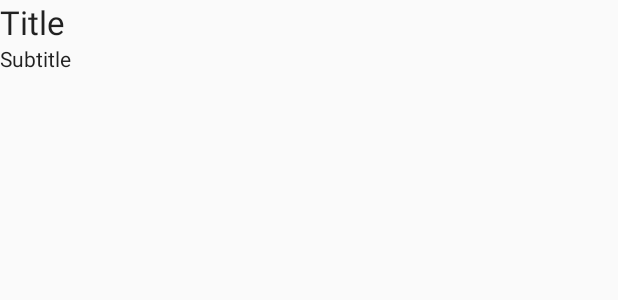
After one commit to jeremyd2019/captest, an Android app: the layout alert_list_item.xml on its own in the app's theme, with its tools: preview values and no code run, on a phone screen of 412 x 824 dp. The commit adds this screen. Shown: the top 300 px of the screen. Run offline under Robolectric (Android 15) with nearby library versions, the phone set to English and light mode, and no system bars.

Commit message:
Use a custom list item layout, for now just to show alert title and area description. Also wrap the alert detail text view in a scrollview so it will scroll on older devices

```diff
--- /dev/null
+++ b/android/app/src/main/res/layout/alert_list_item.xml
@@ -0,0 +1,19 @@
+<?xml version="1.0" encoding="utf-8"?>
+<LinearLayout xmlns:android="http://schemas.android.com/apk/res/android"
+    android:orientation="vertical" android:layout_width="fill_parent"
+    android:layout_height="wrap_content" android:background="?attr/activatedBackgroundIndicator">
+    <TextView
+        android:id="@+id/listItemTitle"
+        android:textAppearance="?android:attr/textAppearanceLarge"
+        android:layout_width="wrap_content"
+        android:layout_height="wrap_content"
+        android:text="Title"/>
+
+    <TextView
+        android:id="@+id/listItemSubtitle"
+        android:textAppearance="?android:attr/textAppearance"
+        android:layout_width="wrap_content"
+        android:layout_height="wrap_content"
+        android:text="Subtitle"/>
+
+</LinearLayout>
--- /dev/null
+++ b/android/app/src/main/res/values-v11/styles.xml
@@ -0,0 +1,8 @@
+<?xml version="1.0" encoding="utf-8"?>
+<resources>
+
+    <style name="AppTheme" parent="Theme.AppCompat.Light.DarkActionBar">
+        <!-- Customize your theme here. -->
+        <item name="activatedBackgroundIndicator">?android:attr/activatedBackgroundIndicator</item>
+    </style>
+</resources>
--- /dev/null
+++ b/android/app/src/main/res/values/attr.xml
@@ -0,0 +1,4 @@
+<?xml version="1.0" encoding="utf-8"?>
+<resources>
+    <attr name="activatedBackgroundIndicator" format="reference"/>
+</resources>
--- a/android/app/src/main/res/values/styles.xml
+++ b/android/app/src/main/res/values/styles.xml
@@ -3,6 +3,7 @@
     <!-- Base application theme. -->
     <style name="AppTheme" parent="Theme.AppCompat.Light.DarkActionBar">
         <!-- Customize your theme here. -->
+        <item name="activatedBackgroundIndicator">@android:color/transparent</item>
     </style>
 
 </resources>
```
Also changed, not shown: android/app/src/main/java/com/jdrake/apps/captest/AlertListFragment.java (+22 -4 lines), android/app/src/main/res/layout/alert_detail.xml (+11 -8 lines).
